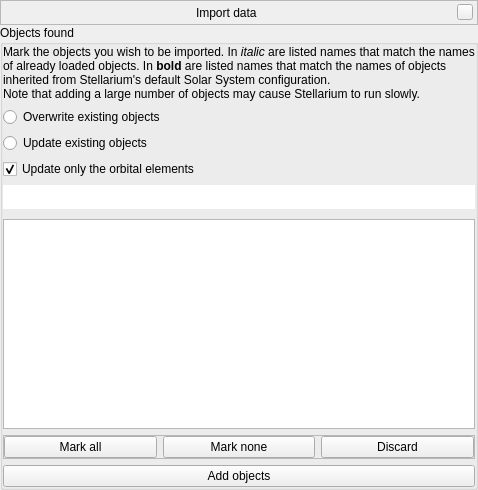
This is plugins/SolarSystemEditor/src/gui/mpcImportWindow.ui in 519984307/stellarium_src as Qt 5 draws it before an edit. The edited form follows.
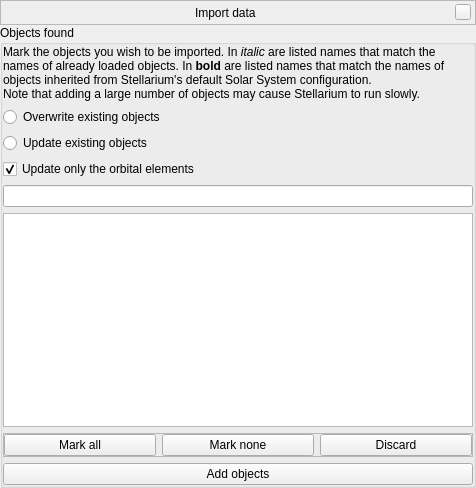
This is the edited form. The open tabs and pages were chosen to show the change. Icons and pictures are not drawn. Custom widgets are drawn as their Qt base class.

Patch:
```diff
--- a/plugins/SolarSystemEditor/src/gui/mpcImportWindow.ui
+++ b/plugins/SolarSystemEditor/src/gui/mpcImportWindow.ui
@@ -7,8 +7,8 @@
    <rect>
     <x>0</x>
     <y>0</y>
-    <width>478</width>
-    <height>490</height>
+    <width>476</width>
+    <height>488</height>
    </rect>
   </property>
   <layout class="QVBoxLayout" name="verticalLayout_2">
@@ -503,19 +503,7 @@
            </widget>
           </item>
           <item>
-           <widget class="QLineEdit" name="lineEditSearch">
-            <property name="styleSheet">
-             <string notr="true">QLineEdit {
-	margin: 0px 0px 4px 0px;
-	padding: 4px;
-	padding-left: 32px;
-	background-image: url(:/graphicGui/searchBoxBackground.png);
-	background-repeat: none;
-	background-position: center left;
-	border: none;
-}/* Stolen from the #citySearchLineEdit widget. */</string>
-            </property>
-           </widget>
+           <widget class="QLineEdit" name="lineEditSearch"/>
           </item>
           <item>
            <widget class="QListView" name="listViewObjects">
```
Left out of the diff: 2 changed lines with no effect on the pictures.
